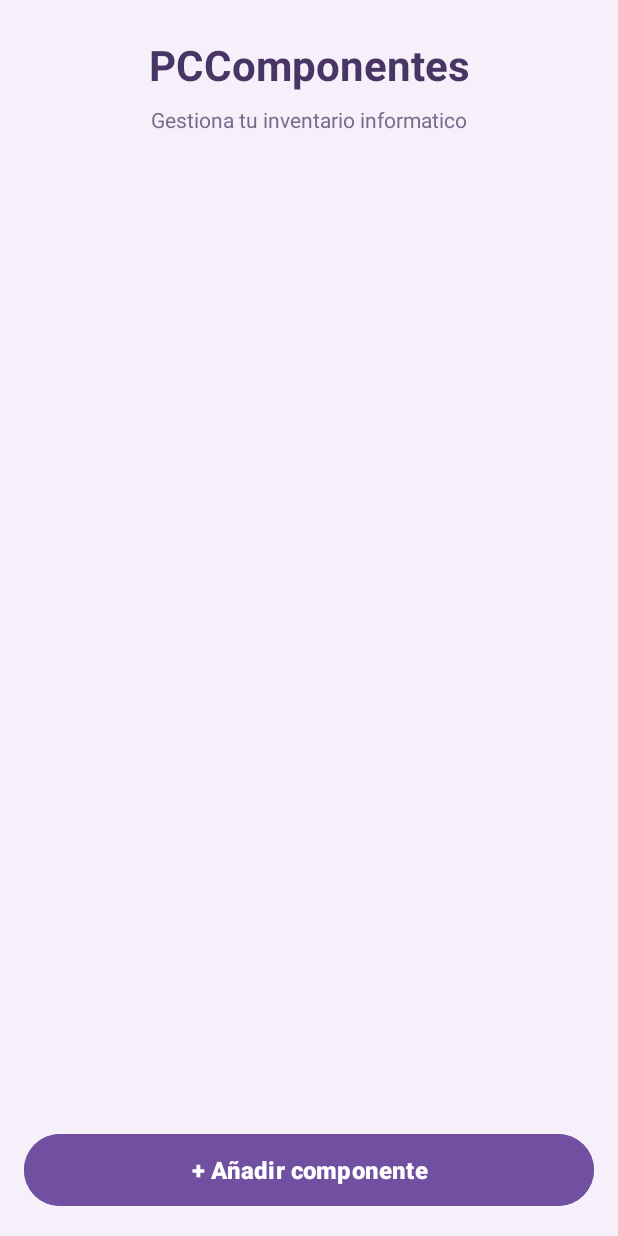
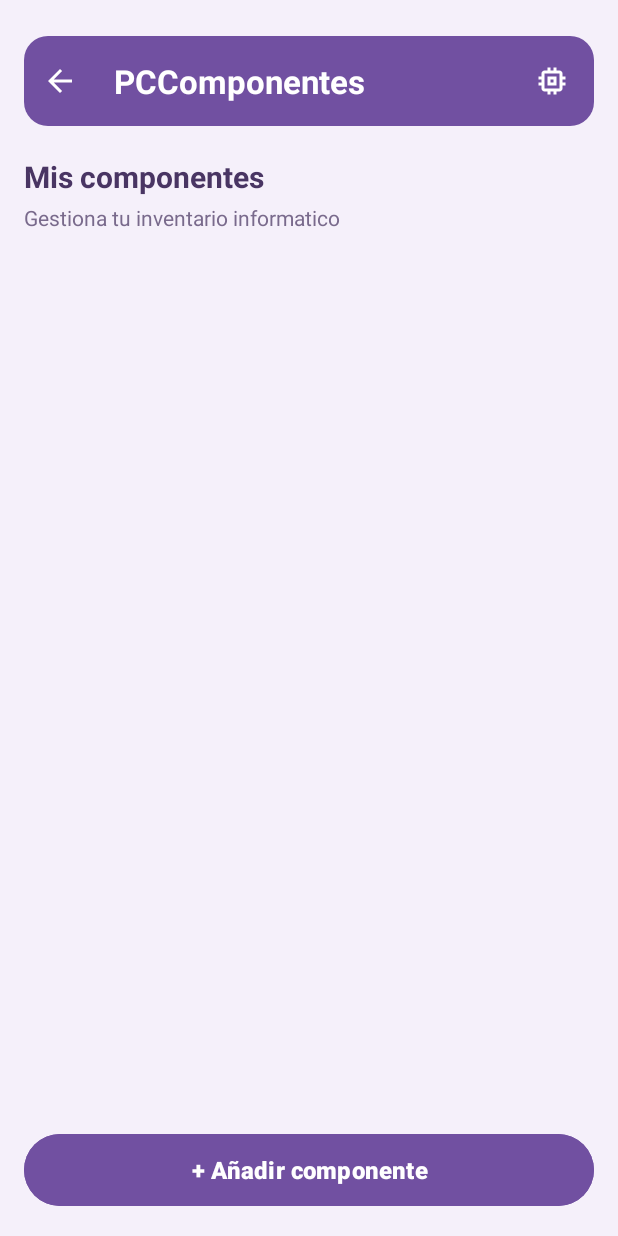
Before and after one commit to Aitor-Lopez-Gomez/AppMultimedia, an Android app: the PCComponentes screen opened directly, with no data from a screen before it, on a phone screen of 412 x 824 dp. Run offline under Robolectric (Android 15) with nearby library versions, the phone set to English and light mode, and no system bars.

Commit message:
Completar el diseño de la cabecera y añadir los iconos de navegación

```diff
--- a/app/src/main/java/com/example/calculadra/MenuActivity.kt
+++ b/app/src/main/java/com/example/calculadra/MenuActivity.kt
@@ -22,6 +22,7 @@ class MenuActivity : AppCompatActivity() {
         val btnCalculadora = findViewById<Button>(R.id.btnCalculadora)
         val btnConvensor = findViewById<Button>(R.id.btnConversor)
         val btnJuego = findViewById<Button>(R.id.btnJuego)
+        val btnLista = findViewById<Button>(R.id.btnLista)
         btnCalculadora.setOnClickListener {
             val intent = Intent(this, MainActivity::class.java)
             startActivity(intent)
@@ -34,6 +35,10 @@ class MenuActivity : AppCompatActivity() {
             val intent = Intent(this, MinijuegoActivity::class.java)
             startActivity(intent)
         }
+        btnLista.setOnClickListener {
+            val intent = Intent (this, PCComponentes::class.java)
+            startActivity(intent)
+        }
 
     }
 }
--- /dev/null
+++ b/app/src/main/res/drawable/fondo_cabecera.xml
@@ -0,0 +1,9 @@
+<?xml version="1.0" encoding="utf-8"?>
+<shape xmlns:android="http://schemas.android.com/apk/res/android"
+    android:shape="rectangle">
+
+    <solid android:color="#7150A1"/>
+
+    <corners android:radius="16dp"/>
+
+</shape>
--- /dev/null
+++ b/app/src/main/res/drawable/ic_flecha_volver.xml
@@ -0,0 +1,20 @@
+<!--
+  ~ Copyright (C) 2026 The Android Open Source Project
+  ~
+  ~ Licensed under the Apache License, Version 2.0 (the "License");
+  ~ you may not use this file except in compliance with the License.
+  ~ You may obtain a copy of the License at
+  ~
+  ~      http://www.apache.org/licenses/LICENSE-2.0
+  ~
+  ~ Unless required by applicable law or agreed to in writing, software
+  ~ distributed under the License is distributed on an "AS IS" BASIS,
+  ~ WITHOUT WARRANTIES OR CONDITIONS OF ANY KIND, either express or implied.
+  ~ See the License for the specific language governing permissions and
+  ~ limitations under the License.
+  -->
+<vector xmlns:android="http://schemas.android.com/apk/res/android" android:autoMirrored="true" android:height="24dp" android:tint="#FFFFFF" android:viewportHeight="24" android:viewportWidth="24" android:width="24dp">
+
+    <path android:fillColor="@android:color/white" android:pathData="M20,11H7.83l5.59,-5.59L12,4l-8,8 8,8 1.41,-1.41L7.83,13H20v-2z"/>
+
+</vector>
--- /dev/null
+++ b/app/src/main/res/drawable/ic_procesador.xml
@@ -0,0 +1,20 @@
+<!--
+  ~ Copyright (C) 2026 The Android Open Source Project
+  ~
+  ~ Licensed under the Apache License, Version 2.0 (the "License");
+  ~ you may not use this file except in compliance with the License.
+  ~ You may obtain a copy of the License at
+  ~
+  ~      http://www.apache.org/licenses/LICENSE-2.0
+  ~
+  ~ Unless required by applicable law or agreed to in writing, software
+  ~ distributed under the License is distributed on an "AS IS" BASIS,
+  ~ WITHOUT WARRANTIES OR CONDITIONS OF ANY KIND, either express or implied.
+  ~ See the License for the specific language governing permissions and
+  ~ limitations under the License.
+  -->
+<vector xmlns:android="http://schemas.android.com/apk/res/android" android:height="24dp" android:tint="#FFFFFF" android:viewportHeight="24" android:viewportWidth="24" android:width="24dp">
+
+    <path android:fillColor="@android:color/white" android:pathData="M15,9L9,9v6h6L15,9zM13,13h-2v-2h2v2zM21,11L21,9h-2L19,7c0,-1.1 -0.9,-2 -2,-2h-2L15,3h-2v2h-2L11,3L9,3v2L7,5c-1.1,0 -2,0.9 -2,2v2L3,9v2h2v2L3,13v2h2v2c0,1.1 0.9,2 2,2h2v2h2v-2h2v2h2v-2h2c1.1,0 2,-0.9 2,-2v-2h2v-2h-2v-2h2zM17,17L7,17L7,7h10v10z"/>
+
+</vector>
--- a/app/src/main/res/layout/activity_pccomponentes.xml
+++ b/app/src/main/res/layout/activity_pccomponentes.xml
@@ -10,12 +10,18 @@
 
     <TextView
         android:id="@+id/txtTituloComponentes"
-        android:layout_width="wrap_content"
-        android:layout_height="wrap_content"
+        android:layout_width="0dp"
+        android:layout_height="60dp"
+        android:layout_marginStart="16dp"
         android:layout_marginTop="24dp"
+        android:layout_marginEnd="16dp"
+        android:background="@drawable/fondo_cabecera"
+        android:gravity="start|center_vertical"
+        android:paddingStart="60dp"
         android:text="PCComponentes"
-        android:textColor="#493563"
-        android:textSize="28sp"
+        android:textAlignment="gravity"
+        android:textColor="#FFFFFF"
+        android:textSize="22sp"
         android:textStyle="bold"
         app:layout_constraintEnd_toEndOf="parent"
         app:layout_constraintStart_toStartOf="parent"
@@ -25,12 +31,13 @@
         android:id="@+id/txtSubtituloComponentes"
         android:layout_width="wrap_content"
         android:layout_height="wrap_content"
-        android:layout_marginTop="8dp"
+        android:layout_marginStart="16dp"
+        android:layout_marginTop="4dp"
         android:text="Gestiona tu inventario informatico"
         android:textColor="#796A8C"
-        app:layout_constraintEnd_toEndOf="parent"
+        app:layout_constraintBottom_toTopOf="@+id/rvComponentes"
         app:layout_constraintStart_toStartOf="parent"
-        app:layout_constraintTop_toBottomOf="@+id/txtTituloComponentes" />
+        app:layout_constraintTop_toBottomOf="@+id/textView12" />
 
     <androidx.recyclerview.widget.RecyclerView
         android:id="@+id/rvComponentes"
@@ -61,4 +68,39 @@
         app:layout_constraintEnd_toEndOf="parent"
         app:layout_constraintStart_toStartOf="parent"
         app:layout_constraintTop_toBottomOf="@+id/rvComponentes" />
+
+    <ImageView
+        android:id="@+id/imageView2"
+        android:layout_width="24dp"
+        android:layout_height="24dp"
+        android:layout_marginEnd="16dp"
+        app:layout_constraintBottom_toBottomOf="@+id/txtTituloComponentes"
+        app:layout_constraintEnd_toEndOf="@+id/txtTituloComponentes"
+        app:layout_constraintTop_toTopOf="@+id/txtTituloComponentes"
+        app:srcCompat="@drawable/ic_procesador" />
+
+    <ImageButton
+        android:id="@+id/btnVolver"
+        android:layout_width="48dp"
+        android:layout_height="48dp"
+        android:background="?attr/selectableItemBackgroundBorderless"
+        android:contentDescription="Volver al menú"
+        app:layout_constraintBottom_toBottomOf="@+id/txtTituloComponentes"
+        app:layout_constraintStart_toStartOf="@+id/txtTituloComponentes"
+        app:layout_constraintTop_toTopOf="@+id/txtTituloComponentes"
+        app:srcCompat="@drawable/ic_flecha_volver" />
+
+    <TextView
+        android:id="@+id/textView12"
+        android:layout_width="wrap_content"
+        android:layout_height="wrap_content"
+        android:layout_marginStart="16dp"
+        android:layout_marginTop="20dp"
+        android:text="Mis componentes"
+        android:textColor="#493563"
+        android:textSize="20sp"
+        android:textStyle="bold"
+        app:layout_constraintBottom_toTopOf="@+id/txtSubtituloComponentes"
+        app:layout_constraintStart_toStartOf="parent"
+        app:layout_constraintTop_toBottomOf="@+id/txtTituloComponentes" />
 </androidx.constraintlayout.widget.ConstraintLayout>
```
